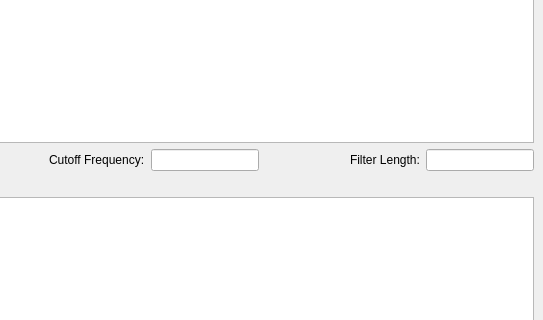
davemccormick/pyAnimalTrack, file src/pyAnimalTrack/ui/View/DataImportWindow.ui: the form before one commit; both pictures show x 257 to 800 and y 132 to 452 of the 800 by 611 pixel window.
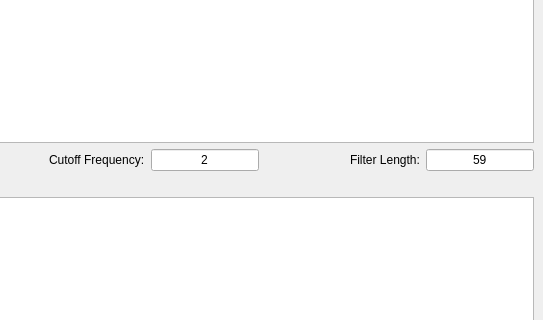
The form after the commit.

```diff
--- a/src/pyAnimalTrack/ui/View/DataImportWindow.ui
+++ b/src/pyAnimalTrack/ui/View/DataImportWindow.ui
@@ -133,6 +133,9 @@
             <verstretch>0</verstretch>
            </sizepolicy>
           </property>
+          <property name="text">
+           <string>2</string>
+          </property>
           <property name="alignment">
            <set>Qt::AlignCenter</set>
           </property>
@@ -160,6 +163,9 @@
         </item>
         <item>
          <widget class="QLineEdit" name="lineEdit_3">
+          <property name="text">
+           <string>59</string>
+          </property>
           <property name="alignment">
            <set>Qt::AlignCenter</set>
           </property>
```
Left out of the diff: 19 changed lines with no effect on the pictures.
